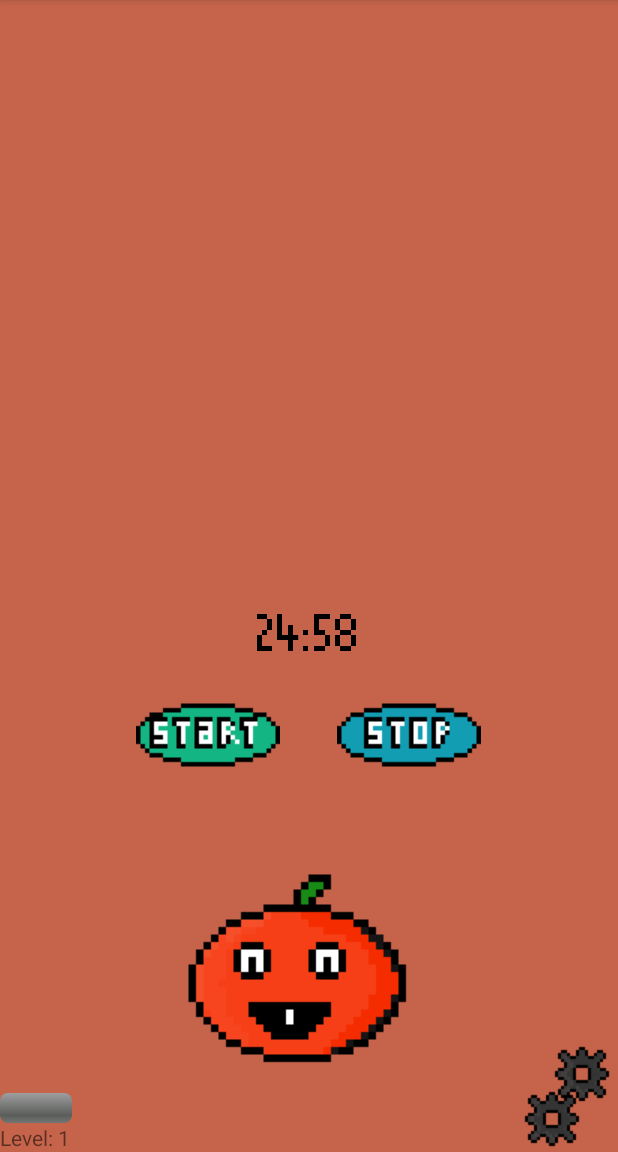
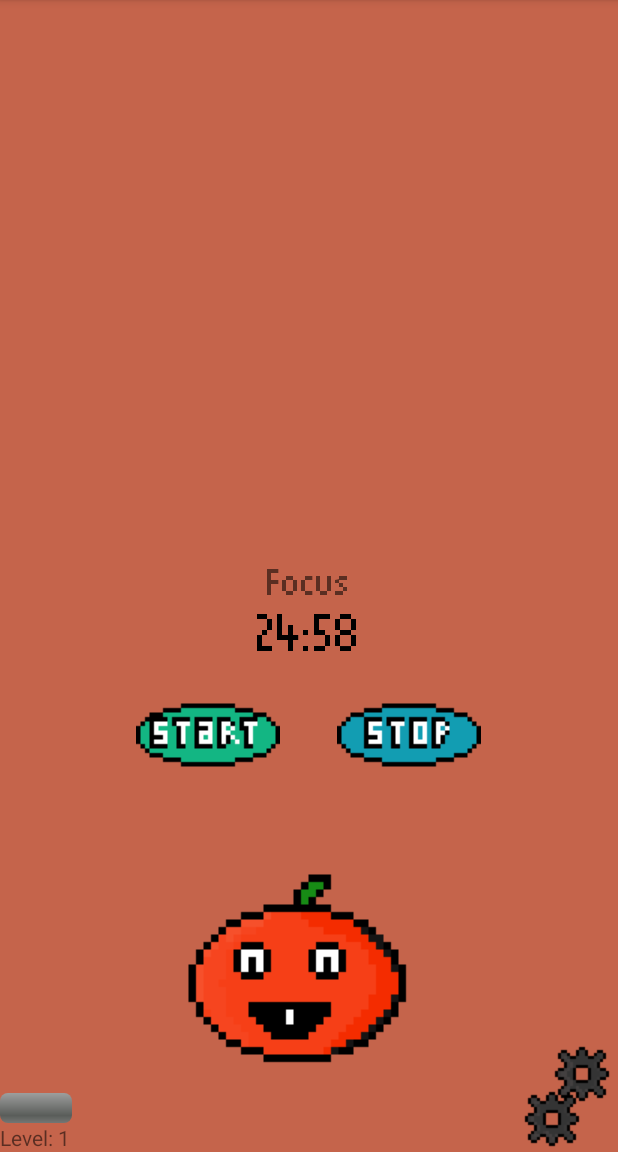
Before and after one commit to redbluex/PomodoroMaster, an Android app: the screen it shows after launch (MainActivity), after a tap on an icon or button, on a phone screen of 412 x 824 dp, the part 84-1236 px from its top. Run offline under Robolectric (Android 15) with nearby library versions, the phone set to English and light mode, and no system bars.

Commit message:
added new textview - status

```diff
--- a/app/src/main/java/com/example/rob/pomodoro/MainActivity.java
+++ b/app/src/main/java/com/example/rob/pomodoro/MainActivity.java
@@ -54,6 +54,7 @@ public class MainActivity extends AppCompatActivity {
         final TextView label = (TextView)findViewById(R.id.timeText);
         final TextView minuty = (TextView)findViewById(R.id.textMinutes);
         final TextView levelText = (TextView)findViewById(R.id.levelView);
+        final TextView statusText = (TextView)findViewById(R.id.textStatus);
         final ProgressBar progressBar = (ProgressBar)findViewById(R.id.determinateBar);
         procentProgress(progressBar);
         levelText.setText(String.valueOf(level.getLevel()));
@@ -61,6 +62,8 @@ public class MainActivity extends AppCompatActivity {
         setFont(label);
         setFont(minuty);
         setFont(colon);
+        setFont(statusText);
+
         level.changeImage(img);
 
         tekstRamka = ustawienia.getMainTime()+"";
@@ -75,9 +78,10 @@ public class MainActivity extends AppCompatActivity {
 
                     public void onTick(long millisOnFinished){
                         if(minutes==0 && seconds==0){
-                            if(kolejka%2!=0 && kolejka%4!=0){
+                            if(kolejka%2!=0 && kolejka%8!=0){
                                 minutes = mainfinal;
                                 currentLayout.setBackgroundColor(getResources().getColor(R.color.colorMain));
+                                statusText.setText("Focus");
                                 editor.putInt("LevelPoint", level.getLevel());
                                 editor.putInt("ExpPoint", level.getExp());
                                 editor.putInt("MaxExpPoint", level.getExpLimit());
@@ -85,9 +89,10 @@ public class MainActivity extends AppCompatActivity {
                                 editor.commit();
 
                             }
-                            if(kolejka%2==0 && kolejka%4!=0){
+                            if(kolejka%2==0 && kolejka%8!=0){
                                 minutes = shortfinal;
                                 currentLayout.setBackgroundColor(getResources().getColor(R.color.colorShort));
+                                statusText.setText("Short break");
                                 level.addExp();
                                 level.levelUp();
                                 levelText.setText(String.valueOf(level.getLevel()));
@@ -95,9 +100,10 @@ public class MainActivity extends AppCompatActivity {
                                 procentProgress(progressBar);
 
                             }
-                            if(kolejka%4==0){
+                            if(kolejka%8==0){
                                 minutes = longfinal;
                                 currentLayout.setBackgroundColor(getResources().getColor(R.color.colorLong));
+                                statusText.setText("Long break");
                                 level.addExp();
                                 level.levelUp();
                                 levelText.setText(String.valueOf(level.getLevel()));
--- a/app/src/main/res/layout/activity_main.xml
+++ b/app/src/main/res/layout/activity_main.xml
@@ -117,6 +117,14 @@
         android:layout_alignParentLeft="true"
         android:layout_alignParentStart="true" />
 
+    <TextView
+        android:id="@+id/textStatus"
+        android:layout_width="wrap_content"
+        android:layout_height="wrap_content"
+        android:layout_above="@+id/timeText"
+        android:layout_centerHorizontal="true"
+        android:text="Focus"
+        android:textSize="25dp"/>
 
 
 </RelativeLayout>
```
